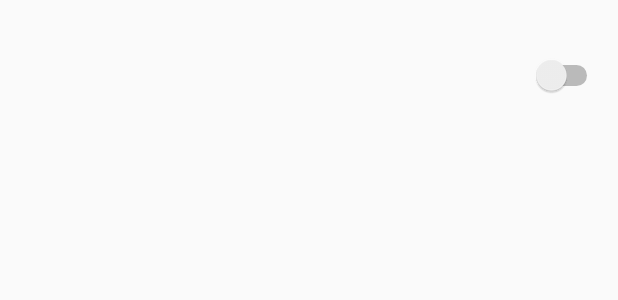
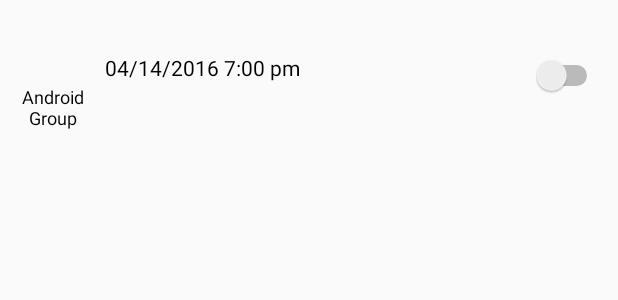
Before and after one commit to AbdullahMoyeen/FlockAndroidApp, an Android app: the layout home_events_cell.xml on its own in the app's theme, with its tools: preview values and no code run, on a phone screen of 412 x 824 dp. Shown: the top 300 px of the screen. Run offline under Robolectric (Android 15) with nearby library versions, the phone set to English and light mode, and no system bars.

Commit message:
added groupName and eventStartDatetime to the cell

```diff
--- a/app/src/main/res/layout/home_events_cell.xml
+++ b/app/src/main/res/layout/home_events_cell.xml
@@ -3,20 +3,40 @@
     android:layout_width="match_parent"
     android:layout_height="100dp"
     android:orientation="horizontal"
-    android:padding="10dp"
+    android:paddingBottom="5dp"
+    android:paddingRight="10dp"
+    android:paddingTop="5dp"
     tools:context="com.viiup.android.flock.application.HomeEventsCellAdapter">
 
-    <ImageView
-        android:id="@+id/imageViewEvent"
-        android:layout_width="50dp"
-        android:layout_height="50dp"
-        android:layout_marginRight="10dp"
-        android:layout_gravity="center_vertical"
-        android:contentDescription="blah" />
+    <LinearLayout
+        android:layout_width="70dp"
+        android:layout_height="90dp"
+        android:orientation="vertical">
+
+        <ImageView
+            android:id="@+id/imageViewEvent"
+            android:layout_width="30dp"
+            android:layout_height="30dp"
+            android:layout_marginTop="15dp"
+            android:layout_marginBottom="5dp"
+            android:layout_gravity="center_horizontal"
+            android:contentDescription="blah" />
+
+        <TextView
+            android:id="@+id/textViewGroupName"
+            android:layout_width="70dp"
+            android:layout_height="wrap_content"
+            android:layout_gravity="center_horizontal"
+            android:textColor="@color/colorListCellText"
+            android:textSize="12sp"
+            android:textAlignment="center"
+            android:text="Android Group"/>
+
+    </LinearLayout>
 
     <LinearLayout
         android:layout_width="0dp"
-        android:layout_height="100dp"
+        android:layout_height="90dp"
         android:layout_weight="2"
         android:orientation="vertical">
 
@@ -26,6 +46,14 @@
             android:layout_height="30dp"
             android:textColor="@color/colorListCellText"
             android:textSize="20sp" />
+
+        <TextView
+            android:id="@+id/textViewEventDateTime"
+            android:layout_width="wrap_content"
+            android:layout_height="wrap_content"
+            android:textColor="@color/colorListCellText"
+            android:textSize="14sp"
+            android:text="04/14/2016 7:00 pm"/>
 
         <TextView
             android:id="@+id/textViewEventDesc"
@@ -42,9 +70,9 @@
         android:layout_height="match_parent"
         android:layout_gravity="right"
         android:layout_marginLeft="10dp"
+        android:focusable="false"
         android:text=""
-        android:textOn="Yes"
         android:textOff="No"
-        android:focusable="false"/>
+        android:textOn="Yes" />
 
 </LinearLayout>
```
